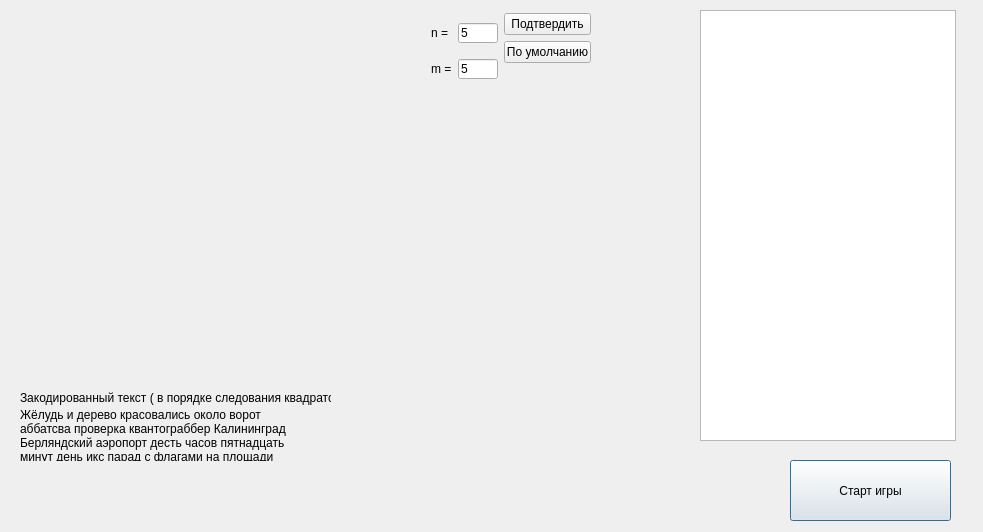
Old version of the form root_window.ui in the repository shm0nya/Lipilin-s-game.
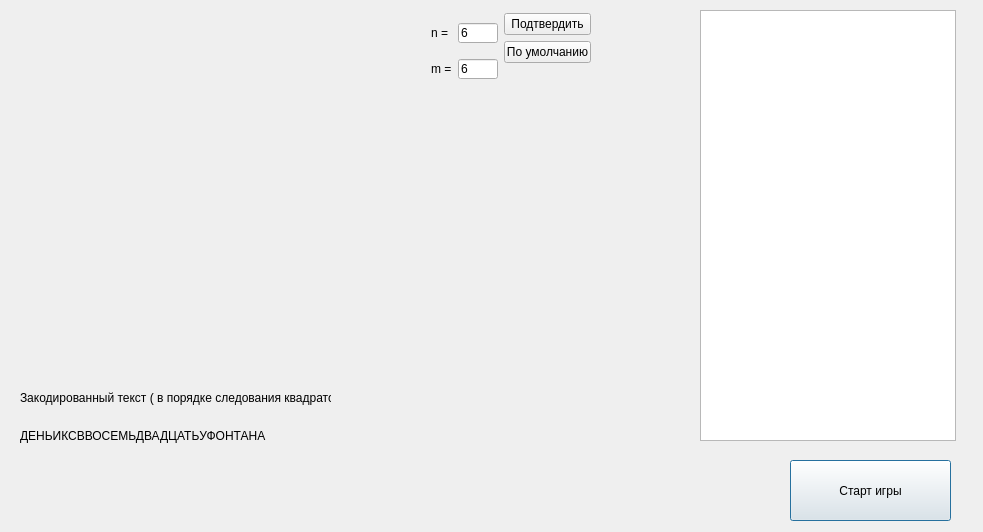
New version of the form.

Commit message:
тщетно бытие
пыталась сделать текст и руны по умолчанию. получилось не особо
Кирилл, нид хелп

```diff
--- a/root_window.ui
+++ b/root_window.ui
@@ -47,7 +47,7 @@
     </rect>
    </property>
    <property name="text">
-    <string>Жёлудь и дерево красовались около ворот аббатсва проверка квантограббер Калининград Берляндский аэропорт десть часов пятнадцать минут день икс парад с флагами на площади близ фонтана</string>
+    <string>ДЕНЬИКСВВОСЕМЬДВАДЦАТЬУФОНТАНА</string>
    </property>
    <property name="wordWrap">
     <bool>true</bool>
@@ -102,7 +102,7 @@
            </size>
           </property>
           <property name="text">
-           <string>5</string>
+           <string>6</string>
           </property>
          </widget>
         </item>
@@ -132,7 +132,7 @@
            </size>
           </property>
           <property name="text">
-           <string>5</string>
+           <string>6</string>
           </property>
          </widget>
         </item>
```
The commit also changes 2 other files.
